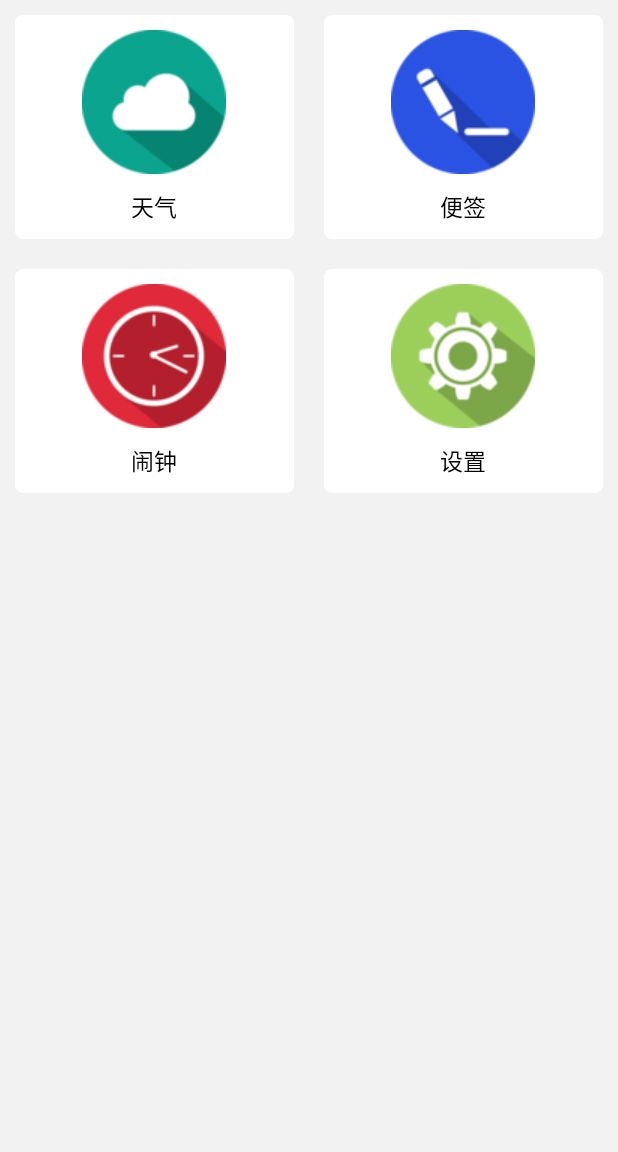
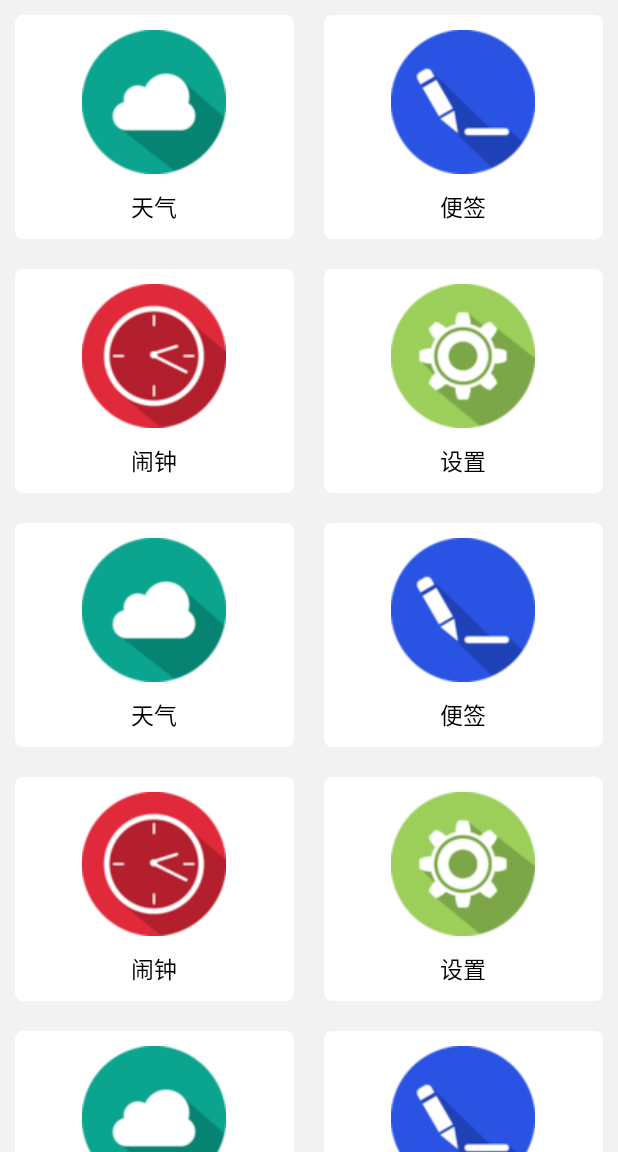
Before and after one commit to liyuanlu/XXXX, an Android app: the screen it shows after launch (MainActivity), on a phone screen of 412 x 824 dp, the part 84-1236 px from its top. Run offline under Robolectric (Android 15) with nearby library versions, the phone set to English and light mode, and no system bars.

Commit message:
更新天气界面

```diff
--- a/app/src/main/java/com/mlly/xxalarm/main/MainActivity.java
+++ b/app/src/main/java/com/mlly/xxalarm/main/MainActivity.java
@@ -5,20 +5,24 @@ import android.os.Bundle;
 import android.support.v7.app.AppCompatActivity;
 import android.support.v7.widget.RecyclerView;
 import android.support.v7.widget.StaggeredGridLayoutManager;
+import android.support.v7.widget.Toolbar;
 import android.view.View;
 
 import com.mlly.xxalarm.alarm.AlarmActivity;
+import com.mlly.xxalarm.R;
 import com.mlly.xxalarm.note.NoteActivity;
-import com.mlly.xxalarm.R;
 import com.mlly.xxalarm.weather.WeatherActivity;
 
 import java.util.ArrayList;
+import java.util.Objects;
 
 public class MainActivity extends AppCompatActivity{
 
     private static final int SPAN_COUNT = 2;
 
     private ArrayList<Info> mInfos = new ArrayList<>();
+
+    private Toolbar mToolbar;
 
     @Override
     protected void onCreate(Bundle savedInstanceState) {
@@ -29,6 +33,14 @@ public class MainActivity extends AppCompatActivity{
     }
 
     private void addInfo() {
+        mInfos.add(new Info(R.drawable.weather,"天气"));
+        mInfos.add(new Info(R.drawable.note,"便签"));
+        mInfos.add(new Info(R.drawable.alarm,"闹钟"));
+        mInfos.add(new Info(R.drawable.setting,"设置"));
+        mInfos.add(new Info(R.drawable.weather,"天气"));
+        mInfos.add(new Info(R.drawable.note,"便签"));
+        mInfos.add(new Info(R.drawable.alarm,"闹钟"));
+        mInfos.add(new Info(R.drawable.setting,"设置"));
         mInfos.add(new Info(R.drawable.weather,"天气"));
         mInfos.add(new Info(R.drawable.note,"便签"));
         mInfos.add(new Info(R.drawable.alarm,"闹钟"));
@@ -52,6 +64,9 @@ public class MainActivity extends AppCompatActivity{
         mRecyclerView.setLayoutManager(
                 new StaggeredGridLayoutManager(SPAN_COUNT,StaggeredGridLayoutManager.VERTICAL));
         mRecyclerView.setAdapter(mMainAdapter);
+        mToolbar = (Toolbar)findViewById(R.id.main_toolbar);
+        setSupportActionBar(mToolbar);
+        Objects.requireNonNull(getSupportActionBar()).setDisplayShowTitleEnabled(false);
     }
 
     private void skipToAlarmActivity() {
--- a/app/src/main/res/layout/activity_main.xml
+++ b/app/src/main/res/layout/activity_main.xml
@@ -10,14 +10,13 @@
         android:layout_width="match_parent"
         android:layout_height="?attr/actionBarSize"
         android:id="@+id/main_toolbar"
-        android:background="@color/colorPrimary"
-        app:title="">
+        android:background="?attr/colorPrimary">
         <TextView
             android:layout_width="wrap_content"
             android:layout_height="wrap_content"
-            android:textSize="@dimen/sp_20"
             android:text="@string/app_name"
-            android:layout_gravity="center"/>
+            android:layout_gravity="center"
+            android:textSize="@dimen/sp_20"/>
     </android.support.v7.widget.Toolbar>
     <android.support.v7.widget.RecyclerView
         android:layout_width="match_parent"
--- a/app/src/main/res/values/dimens.xml
+++ b/app/src/main/res/values/dimens.xml
@@ -17,4 +17,5 @@
     <dimen name="dp_44">44dp</dimen>
     <dimen name="sp_25">25sp</dimen>
     <dimen name="sp_15">15sp</dimen>
+    <dimen name="dp_300">300dp</dimen>
 </resources>
--- a/app/src/main/res/values/strings.xml
+++ b/app/src/main/res/values/strings.xml
@@ -11,4 +11,5 @@
     <string name="save">保存</string>
     <string name="note">便签</string>
     <string name="edit">编辑</string>
+    <string name="search">搜索</string>
 </resources>
--- a/app/src/main/res/values/styles.xml
+++ b/app/src/main/res/values/styles.xml
@@ -1,11 +1,13 @@
 <resources>
 
     <!-- Base application theme. -->
-    <style name="AppTheme" parent="Theme.AppCompat.Light.NoActionBar">
+    <style name="AppTheme" parent="Theme.AppCompat.Light">
         <!-- Customize your theme here. -->
         <item name="colorPrimary">@color/colorPrimary</item>
         <item name="colorPrimaryDark">@color/colorPrimaryDark</item>
         <item name="colorAccent">@color/colorAccent</item>
+        <item name="windowActionBar">false</item>
+        <item name="windowNoTitle">true</item>
     </style>
 
 </resources>
```
Also changed, not shown: app/src/main/java/com/mlly/xxalarm/weather/WeatherActivity.java (+34 -5 lines), app/src/main/res/layout/activity_weather.xml (+40 -9 lines), app/src/main/res/menu/weather_menu.xml (added, +8 -0 lines), app/src/main/res/drawable/search.png (added).
